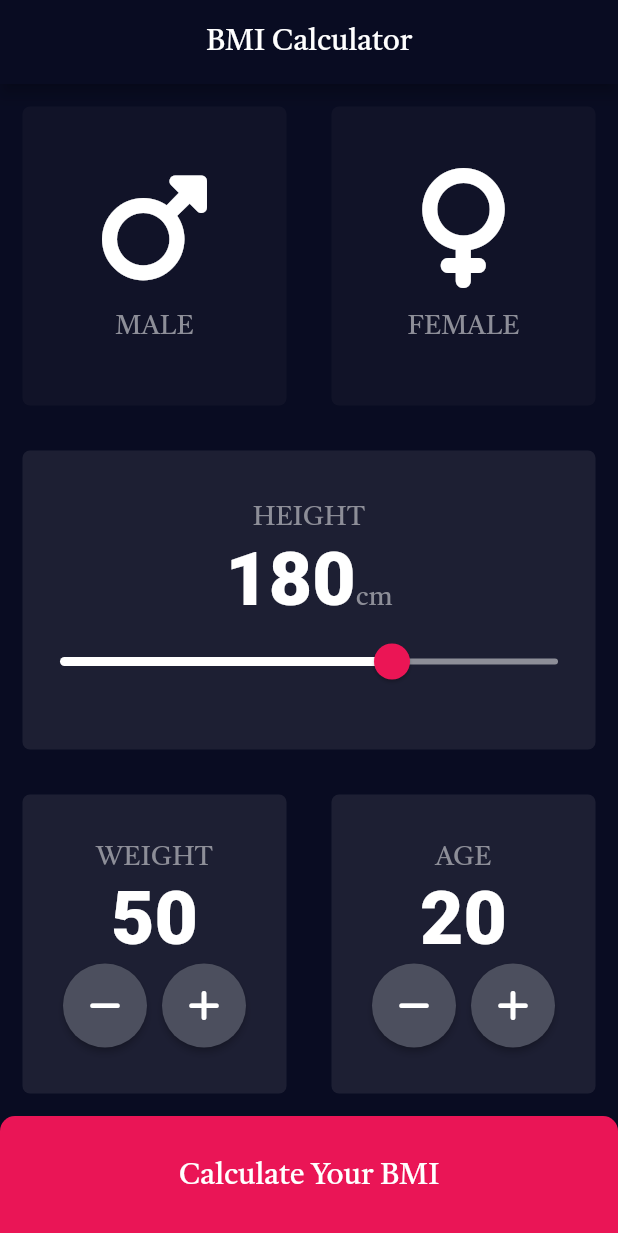
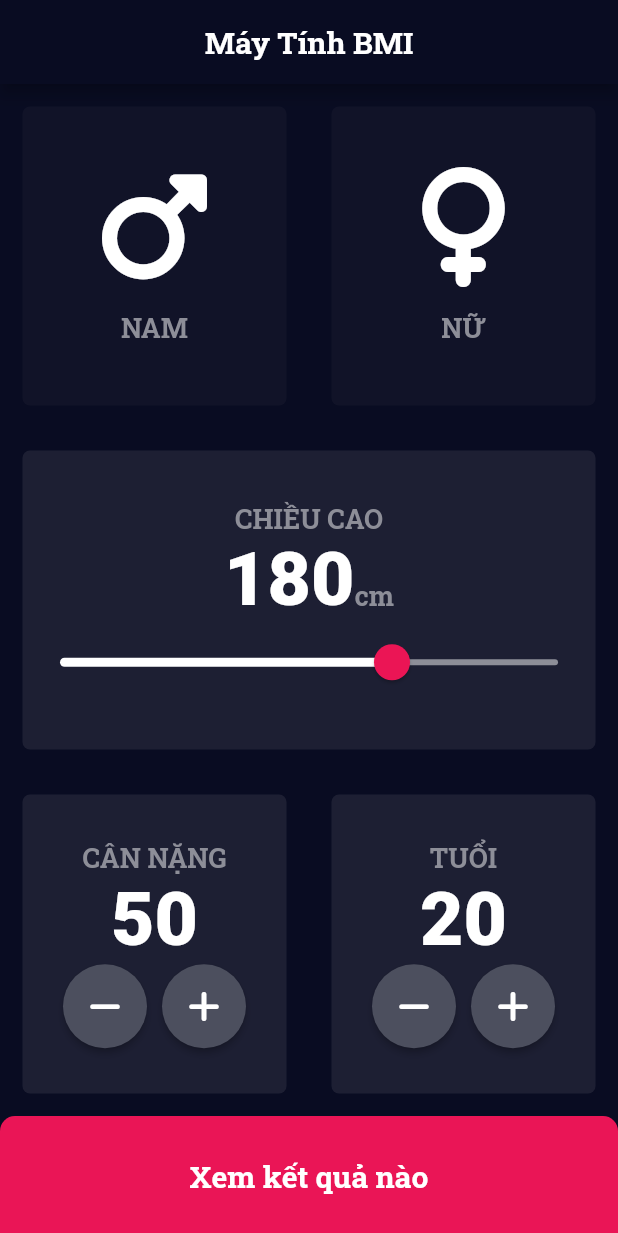
Before and after one commit to TranQuan289/BMI-Calculator, a Flutter app: the screen it shows after launch, on a phone screen of 412 x 824 dp. Shown: the top 1233 px of the screen. Run offline on Flutter 3.47's test engine with Material 2 defaults, Android fonts, the phone set to English and light mode, and no system bars; our stand-ins replace font_awesome_flutter.

```diff
--- /dev/null
+++ b/lib/components/bottom_button.dart
@@ -0,0 +1,32 @@
+import 'package:bmi/constains.dart';
+import 'package:flutter/material.dart';
+
+class bottomButton extends StatelessWidget {
+  bottomButton(this.onTap, this.text);
+  final VoidCallback onTap;
+  final String text;
+
+  @override
+  Widget build(BuildContext context) {
+    return GestureDetector(
+      onTap: onTap,
+      child: Container(
+        width: double.infinity,
+        height: kHightCalculator,
+        decoration: BoxDecoration(
+          color: kColorBottomAndSlider,
+          borderRadius: BorderRadius.only(
+            topLeft: Radius.circular(10),
+            topRight: Radius.circular(10),
+          ),
+        ),
+        child: Center(
+          child: Text(
+            text,
+            style: letterStyle(20.0, 'Tiro'),
+          ),
+        ),
+      ),
+    );
+  }
+}
--- a/lib/main.dart
+++ b/lib/main.dart
@@ -1,5 +1,6 @@
+import 'package:bmi/page/result_page.dart';
 import 'package:flutter/material.dart';
-import 'input_page.dart';
+import 'page/input_page.dart';
 
 void main() {
   runApp(BMI());
--- a/lib/input_page.dart
+++ b/lib/page/input_page.dart
@@ -1,8 +1,11 @@
-import 'package:bmi/reusable_card.dart';
+import 'package:bmi/components/bottom_button.dart';
+import 'package:bmi/components/reusable_card.dart';
+import 'package:bmi/result_brain.dart';
 import 'package:flutter/material.dart';
 import 'package:font_awesome_flutter/font_awesome_flutter.dart';
-import 'constains.dart';
-import 'card_column.dart';
+import '../constains.dart';
+import '../components/card_column.dart';
+import 'result_page.dart';
 
 class InputPage extends StatefulWidget {
   const InputPage({Key? key}) : super(key: key);
@@ -26,7 +29,7 @@ class _InputPageState extends State<InputPage> {
         appBar: AppBar(
           centerTitle: true,
           title: Text(
-            "BMI Calculator",
+            "Máy Tính BMI",
             style: letterStyle(20.0, 'Tiro'),
           ),
         ),
@@ -43,7 +46,7 @@ class _InputPageState extends State<InputPage> {
                         });
                       },
                       selectedGender == Gender.male ? kColorCard : kIncolorCard,
-                      cardColumn(FontAwesomeIcons.mars, "MALE"),
+                      cardColumn(FontAwesomeIcons.mars, "NAM"),
                     ),
                   ),
                   Expanded(
@@ -55,7 +58,7 @@ class _InputPageState extends State<InputPage> {
                         selectedGender == Gender.female
                             ? kColorCard
                             : kIncolorCard,
-                        cardColumn(FontAwesomeIcons.venus, "FEMALE")),
+                        cardColumn(FontAwesomeIcons.venus, "NỮ")),
                   )
                 ],
               ),
@@ -68,7 +71,7 @@ class _InputPageState extends State<InputPage> {
                   mainAxisAlignment: MainAxisAlignment.center,
                   children: [
                     Text(
-                      'HEIGHT',
+                      'CHIỀU CAO',
                       style: kLabelTextStyle,
                     ),
                     Row(
@@ -121,7 +124,7 @@ class _InputPageState extends State<InputPage> {
                         mainAxisAlignment: MainAxisAlignment.center,
                         children: [
                           Text(
-                            'WEIGHT',
+                            'CÂN NẶNG',
                             style: kLabelTextStyle,
                           ),
                           Text(
@@ -164,7 +167,7 @@ class _InputPageState extends State<InputPage> {
                       mainAxisAlignment: MainAxisAlignment.center,
                       children: [
                         Text(
-                          'AGE',
+                          'TUỔI',
                           style: kLabelTextStyle,
                         ),
                         Text(
@@ -201,23 +204,17 @@ class _InputPageState extends State<InputPage> {
                 ],
               ),
             ),
-            Container(
-              width: double.infinity,
-              height: kHightCalculator,
-              decoration: BoxDecoration(
-                color: kColorBottomAndSlider,
-                borderRadius: BorderRadius.only(
-                  topLeft: Radius.circular(10),
-                  topRight: Radius.circular(10),
-                ),
-              ),
-              child: Center(
-                child: Text(
-                  'Calculate Your BMI',
-                  style: letterStyle(20.0, 'Tiro'),
-                ),
-              ),
-            )
+            bottomButton(() {
+              ResultBrain resultBrain = ResultBrain(height, weight);
+
+              Navigator.push(
+                  context,
+                  MaterialPageRoute(
+                      builder: (context) => ResultPage(
+                          resultBrain.BMI_Calculator(),
+                          resultBrain.getResult(),
+                          resultBrain.getInterpretation())));
+            }, 'Xem kết quả nào')
           ],
         ),
       ),
--- a/pubspec.yaml
+++ b/pubspec.yaml
@@ -77,8 +77,7 @@ flutter:
   fonts:
     - family: Tiro
       fonts:
-        - asset: fonts/TiroGurmukhi-Regular.ttf
-        - asset: fonts/TiroGurmukhi-Italic.ttf
+        - asset: fonts/RobotoSlab-Bold.ttf
           weight: 400
   #         style: italic
   #   - family: Trajan Pro
```
Also changed, not shown: lib/constains.dart (+22 -0 lines), lib/page/result_page.dart (added, +59 -0 lines), lib/result_brain.dart (added, +32 -0 lines), fonts/RobotoSlab-Bold.ttf (added), fonts/TiroGurmukhi-Italic.ttf (deleted), fonts/TiroGurmukhi-Regular.ttf (deleted), lib/components/card_column.dart (renamed from lib/card_column.dart), lib/components/reusable_card.dart (renamed from lib/reusable_card.dart).
